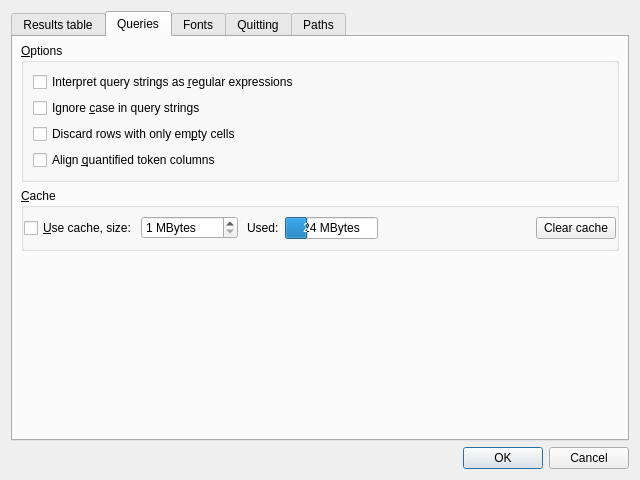
Old version of the form coquery/gui/ui/settings.ui in the repository gkunter/coquery.
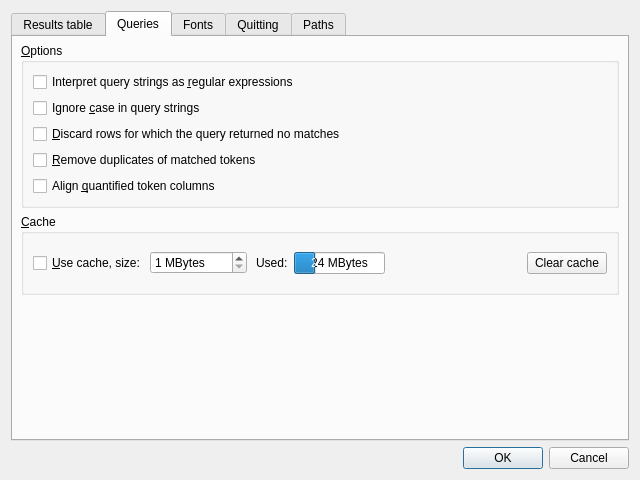
New version of the form. The open tabs and pages were chosen to show the change. Icons and pictures are not drawn.

Commit message: Provide option for removing duplicates. PEP8

```diff
--- a/coquery/gui/ui/settings.ui
+++ b/coquery/gui/ui/settings.ui
@@ -235,7 +235,14 @@
           <item>
            <widget class="QCheckBox" name="check_drop_empty_queries">
             <property name="text">
-             <string>Discard rows with only em&amp;pty cells</string>
+             <string>&amp;Discard rows for which the query returned no matches</string>
+            </property>
+           </widget>
+          </item>
+          <item>
+           <widget class="QCheckBox" name="check_remove_duplicates">
+            <property name="text">
+             <string>&amp;Remove duplicates of matched tokens</string>
             </property>
            </widget>
           </item>
@@ -258,18 +265,6 @@
           <property name="spacing">
            <number>0</number>
           </property>
-          <property name="leftMargin">
-           <number>0</number>
-          </property>
-          <property name="topMargin">
-           <number>0</number>
-          </property>
-          <property name="rightMargin">
-           <number>0</number>
-          </property>
-          <property name="bottomMargin">
-           <number>0</number>
-          </property>
           <item>
            <widget class="QCheckBox" name="check_use_cache">
             <property name="text">
@@ -296,6 +291,12 @@
           <item>
            <widget class="QWidget" name="widget_used" native="true">
             <layout class="QHBoxLayout" name="horizontalLayout_5">
+             <property name="leftMargin">
+              <number>9</number>
+             </property>
+             <property name="rightMargin">
+              <number>9</number>
+             </property>
              <item>
               <widget class="QLabel" name="label_10">
                <property name="text">
```
Left out of the diff: 13 changed lines with no effect on the pictures. The commit also changes 2 other files.
